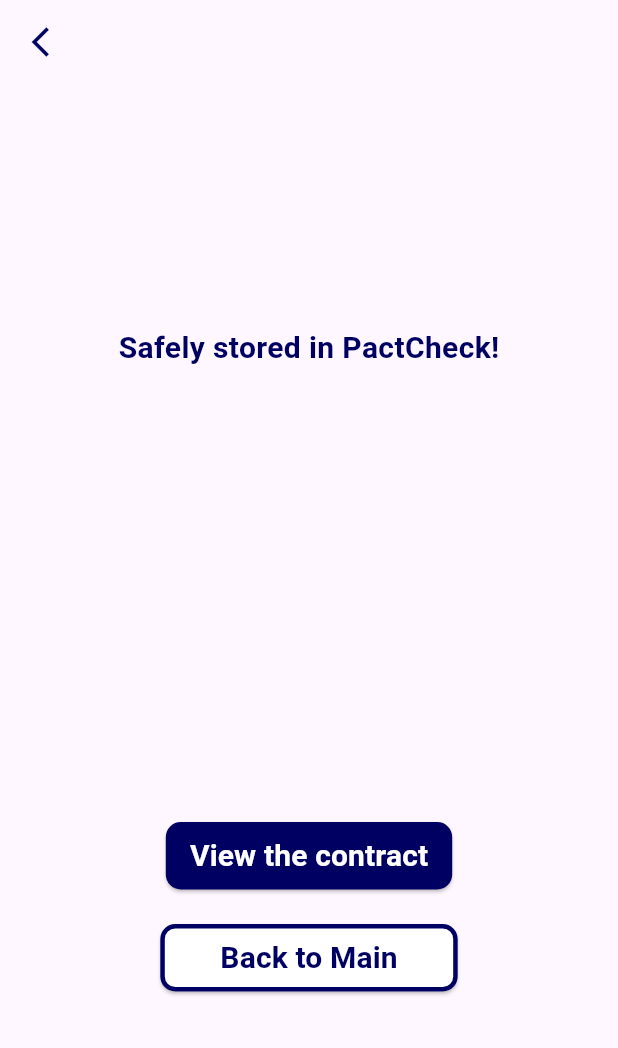
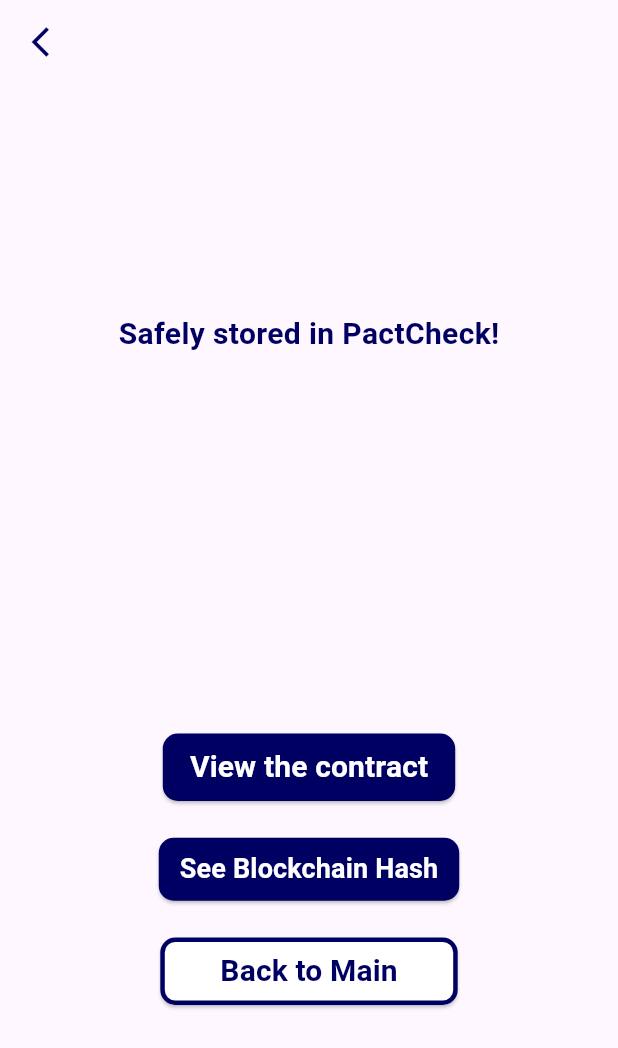
Before and after one commit to 2024gdscsc/pactcheck_front, a Flutter app: the StoreResult screen opened directly, on a phone screen of 412 x 824 dp. Shown: the top 1048 px of the screen. Run offline on Flutter 3.47's test engine with Material 3 defaults, Android fonts, the phone set to English and light mode, and no system bars; our stand-ins replace country_picker, dio, dotted_border, image_picker; missing offline and left inert: document_scanner_flutter.

Commit message:
feat:add hash button in result page

```diff
--- a/lib/src/pages/review/store_result.dart
+++ b/lib/src/pages/review/store_result.dart
@@ -33,7 +33,7 @@
                   fontWeight: FontWeight.w700,
                   fontSize: 20),
             ),
-            const SizedBox(height: 300),
+            const SizedBox(height: 250),
             ElevatedButton(
               onPressed: () {
                 Navigator.push(
@@ -44,7 +44,7 @@
               style: ElevatedButton.styleFrom(
                 backgroundColor: const Color(0xff000062),
                 padding:
-                    const EdgeInsets.symmetric(horizontal: 16, vertical: 8),
+                    const EdgeInsets.symmetric(horizontal: 18, vertical: 8),
                 shape: RoundedRectangleBorder(
                   borderRadius: BorderRadius.circular(10.0),
                 ),
@@ -55,6 +55,30 @@
                     color: Color(0xffffffff),
                     fontWeight: FontWeight.w600,
                     fontSize: 20),
+              ),
+            ),
+            const SizedBox(height: 20),
+            ElevatedButton(
+              onPressed: () {
+                Navigator.push(
+                  context,
+                  MaterialPageRoute(builder: (context) => PastContractView()),
+                );
+              },
+              style: ElevatedButton.styleFrom(
+                backgroundColor: const Color(0xff000062),
+                padding:
+                    const EdgeInsets.symmetric(horizontal: 14, vertical: 8),
+                shape: RoundedRectangleBorder(
+                  borderRadius: BorderRadius.circular(10.0),
+                ),
+              ),
+              child: const Text(
+                'See Blockchain Hash',
+                style: TextStyle(
+                    color: Color(0xffffffff),
+                    fontWeight: FontWeight.w600,
+                    fontSize: 18),
               ),
             ),
             const SizedBox(height: 20),
```
